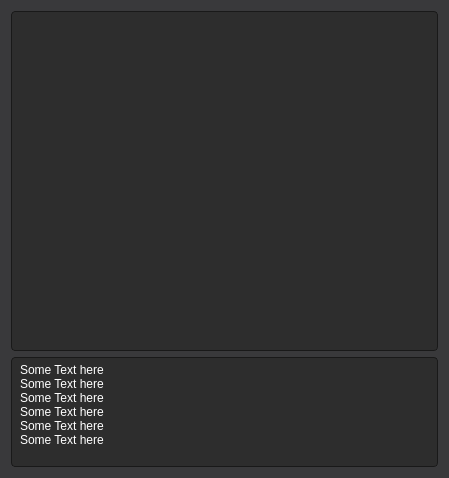
The window that Source/Resources/Forms/ControlsHolderWidget.ui (alliedvision/V4L2Viewer) describes before a commit, drawn with Qt 5.
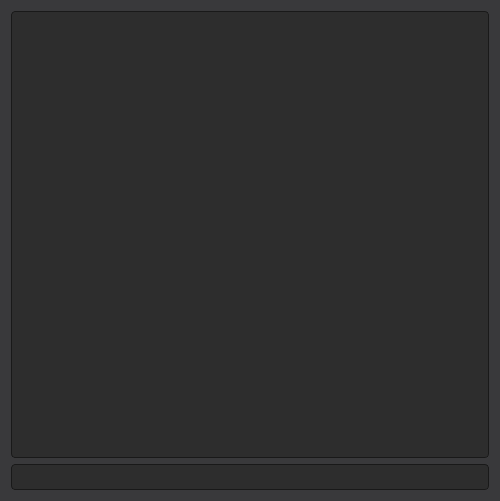
The same window after the commit.

Commit message: WIP working on final gui changes, added dockable all features widget

```diff
--- a/Source/Resources/Forms/ControlsHolderWidget.ui
+++ b/Source/Resources/Forms/ControlsHolderWidget.ui
@@ -6,10 +6,16 @@
    <rect>
     <x>0</x>
     <y>0</y>
-    <width>449</width>
-    <height>478</height>
+    <width>500</width>
+    <height>501</height>
    </rect>
   </property>
+  <property name="minimumSize">
+   <size>
+    <width>0</width>
+    <height>0</height>
+   </size>
+  </property>
   <property name="windowTitle">
    <string>All Features Window</string>
   </property>
@@ -145,13 +151,7 @@
 padding:5px;</string>
      </property>
      <property name="text">
-      <string>Some Text here &lt;br&gt;
-Some Text here &lt;br&gt;
-Some Text here &lt;br&gt;
-Some Text here &lt;br&gt;
-Some Text here &lt;br&gt;
-Some Text here &lt;br&gt;
-</string>
+      <string/>
      </property>
      <property name="wordWrap">
       <bool>true</bool>
```
The commit also changes 7 other files.
